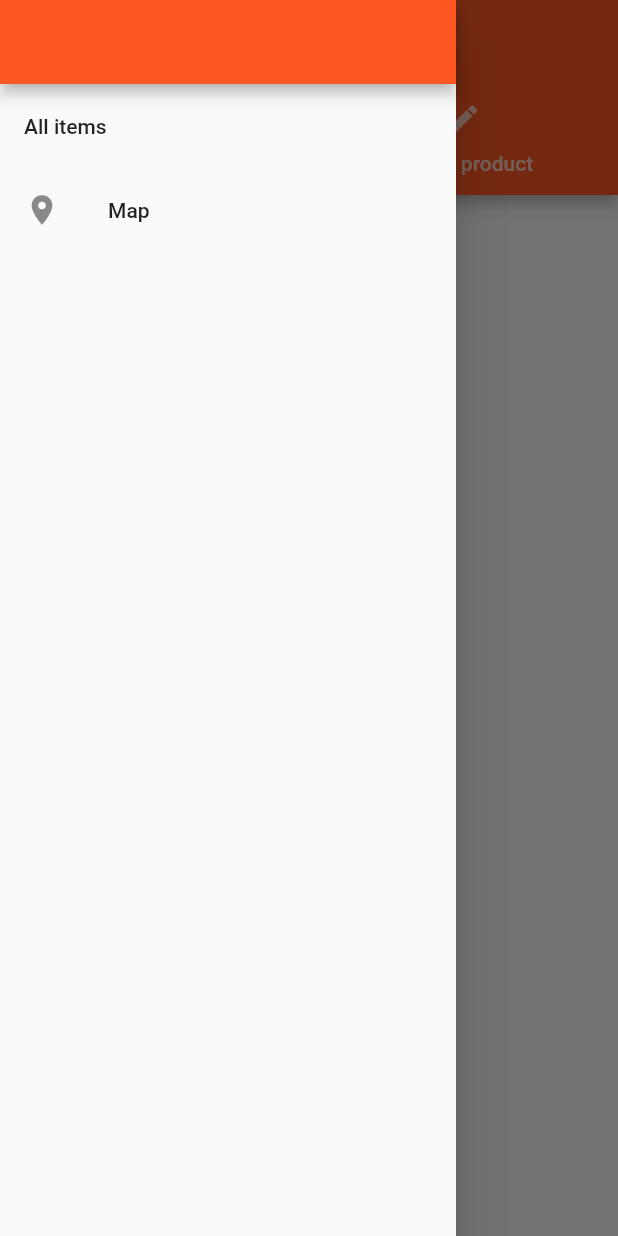
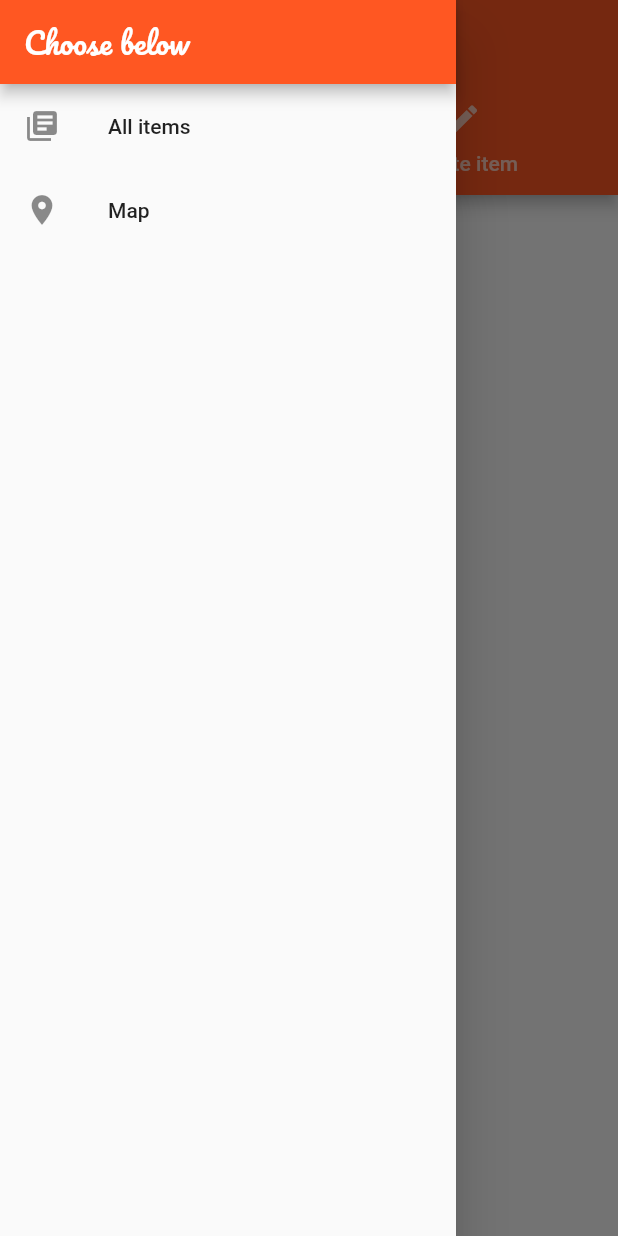
Before and after one commit to ofu997/flutter1, a Flutter app: the ProductsAdminPage screen opened directly with empty values, with the side drawer open, on a phone screen of 412 x 824 dp. Run offline on Flutter 3.47's test engine with Material 2 defaults, Android fonts, the phone set to English and light mode, and no system bars; our stand-ins replace google_maps_flutter, image_picker, location, rxdart, shared_preferences; missing offline and left inert: map_view; accounts and stored records are empty; network calls fail; statements that could not run were skipped.

Commit message:
add branding, navigation to/from maps

```diff
--- a/lib/pages/map_page.dart
+++ b/lib/pages/map_page.dart
@@ -55,7 +55,7 @@ class _MapPageState extends State<MapPage> {
     return Scaffold(
       appBar: AppBar(
 //        automaticallyImplyLeading: true,
-        title: Text('Maps'),
+        title: Text('Maps', style: TextStyle(fontFamily: 'Pacifico')),
       ),
       body: Stack(
         children:
@@ -126,7 +126,8 @@ class _MapPageState extends State<MapPage> {
 
 
   void goBack(){
-    Navigator.pushNamed(context, '/admin');
+    //Navigator.pushNamed(context, '/admin');
+    Navigator.of(context).pop();
   }
 
   void mapCreated(controller) {
--- a/lib/pages/product_edit.dart
+++ b/lib/pages/product_edit.dart
@@ -261,7 +261,7 @@ class _ProductEditPageState extends State<ProductEditPage> {
           :
           Scaffold(
               appBar: AppBar(
-                title: Text('Edit ' + model.selectedProduct.title),
+                title: Text('Edit ' + model.selectedProduct.title, style: TextStyle(fontFamily: 'Pacifico')),
                 elevation: Theme.of(context).platform == TargetPlatform.iOS?
                   0.0 : 4.0
                 ),
--- a/lib/pages/products.dart
+++ b/lib/pages/products.dart
@@ -36,11 +36,18 @@ class _ProductsPageState extends State<ProductsPage>{
           ), //automaticallyImplyLeading: whether to assume AppBar actions
           ListTile(
             leading: Icon(Icons.shop),
-            title: Text('Manage Products'),
+            title: Text('Manage items'),
             onTap: (){
               Navigator.pushReplacementNamed(context, '/admin');
             },
           ),
+          ListTile(
+              leading: Icon(Icons.location_on),
+              title: Text('Map'),
+              onTap: (){
+                Navigator.pushReplacementNamed(context, '/map');
+              }
+          ,),
           Divider(),
           LogoutListTile()
         ],
@@ -51,7 +58,7 @@ class _ProductsPageState extends State<ProductsPage>{
   Widget _buildProductsList() {
     return ScopedModelDescendant(
       builder: (BuildContext context, Widget child, MainModel model) {
-        Widget content = Center(child: Text('No Products Found!'));
+        Widget content = Center(child: Text('No Items Found!'));
         if (model.displayedProducts.length > 0 && !model.isLoading) {
           content = Products();
         } else if (model.isLoading) {
@@ -67,7 +74,7 @@ class _ProductsPageState extends State<ProductsPage>{
     return Scaffold(
       drawer: _buildSideDrawer(context),
       appBar: AppBar(
-        title: Text('Item list'),
+        title: Text('Item list', style: TextStyle(fontFamily: 'Pacifico')),
         elevation: Theme.of(context).platform == TargetPlatform.iOS ? 0.0 : 4.0,
         actions: <Widget>[
           ScopedModelDescendant<MainModel>(
--- a/lib/pages/products_admin.dart
+++ b/lib/pages/products_admin.dart
@@ -15,10 +15,11 @@ class ProductsAdminPage extends StatelessWidget {
         children: <Widget>[
           AppBar(// what shows up when hamburger menu is clicked
             automaticallyImplyLeading: false,
-            title: Text(''),
+            title: Text('Choose below', style: TextStyle(fontFamily: 'Pacifico')),
             elevation: Theme.of(context).platform == TargetPlatform.iOS? 0.0 : 4.0,
           ), //automaticallyImplyLeading: whether to assume AppBar actions
           ListTile(
+            leading: Icon(Icons.library_books),
             title: Text('All items'),
             onTap: () {// change parameters to key since it requires the page
               Navigator.pushReplacementNamed(context,'/products');
@@ -44,11 +45,11 @@ class ProductsAdminPage extends StatelessWidget {
       child: Scaffold(
         drawer: _buildSideDrawer(context),
         appBar:  AppBar(
-          title: Text('Manage products'),
+          title: Text('Manage items', style: TextStyle(fontFamily: 'Pacifico')),
           elevation: Theme.of(context).platform == TargetPlatform.iOS ? 0.0 : 4.0,
           bottom: TabBar(tabs: <Widget>[
-            Tab(icon: Icon(Icons.list), text: 'My products',),
-            Tab(icon: Icon(Icons.create),text: 'Create product',),
+            Tab(icon: Icon(Icons.list), text: 'My items',),
+            Tab(icon: Icon(Icons.create),text: 'Create item',),
           ],),
         ),
         body: TabBarView(// reads TabBar events and displays content
--- a/lib/widgets/products/products.dart
+++ b/lib/widgets/products/products.dart
@@ -17,7 +17,7 @@ class Products extends StatelessWidget {
 
   Widget _buildProductList(List<Product> products) {
     Widget productCard = Center(
-      child: Text('No product found, please add one'),
+      child: Text('No item found, please add one'),
     );
     if (products.length > 0) {
       productCard = ListView.builder(
--- a/pubspec.yaml
+++ b/pubspec.yaml
@@ -56,6 +56,8 @@ flutter:
     - assets/CottageSans.ttf
     - assets/NotoSans-Regular.ttf
     - assets/NotoSans-Bold.ttf
+    - assets/Pacifico-Regular.ttf
+    - assets/Tchotchkes.jpg
   #  - images/a_dot_ham.jpeg
 
   # An image asset can refer to one or more resolution-specific "variants", see
@@ -82,6 +84,10 @@ flutter:
       fonts:
         - asset: assets/NotoSans-Regular.ttf
         - asset: assets/NotoSans-Bold.ttf
+    - family: Pacifico
+      fonts:
+        - asset: assets/Pacifico-Regular.ttf
+          weight: 700
   #     fonts:
   #       - asset: fonts/Schyler-Regular.ttf
   #       - asset: fonts/Schyler-Italic.ttf
```
Also changed, not shown: lib/pages/auth.dart (+5 -3 lines), lib/pages/product.dart (+5 -5 lines), assets/Pacifico-Regular.ttf (added), assets/Tchotchkes.jpg (added), 1 other file.
